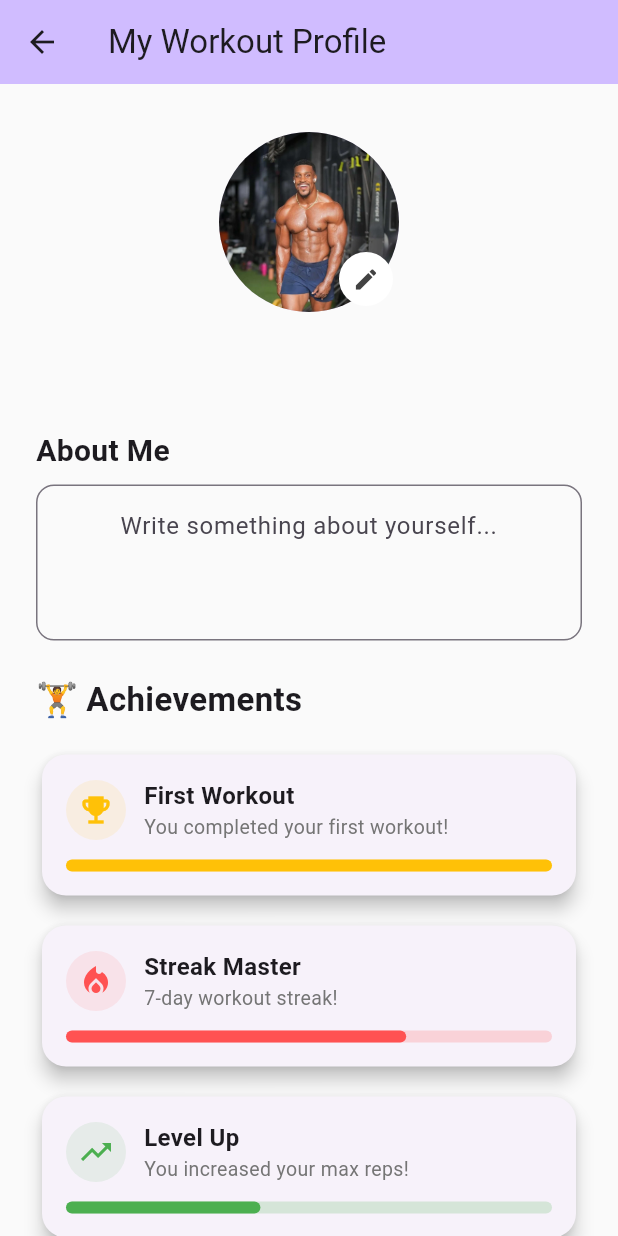
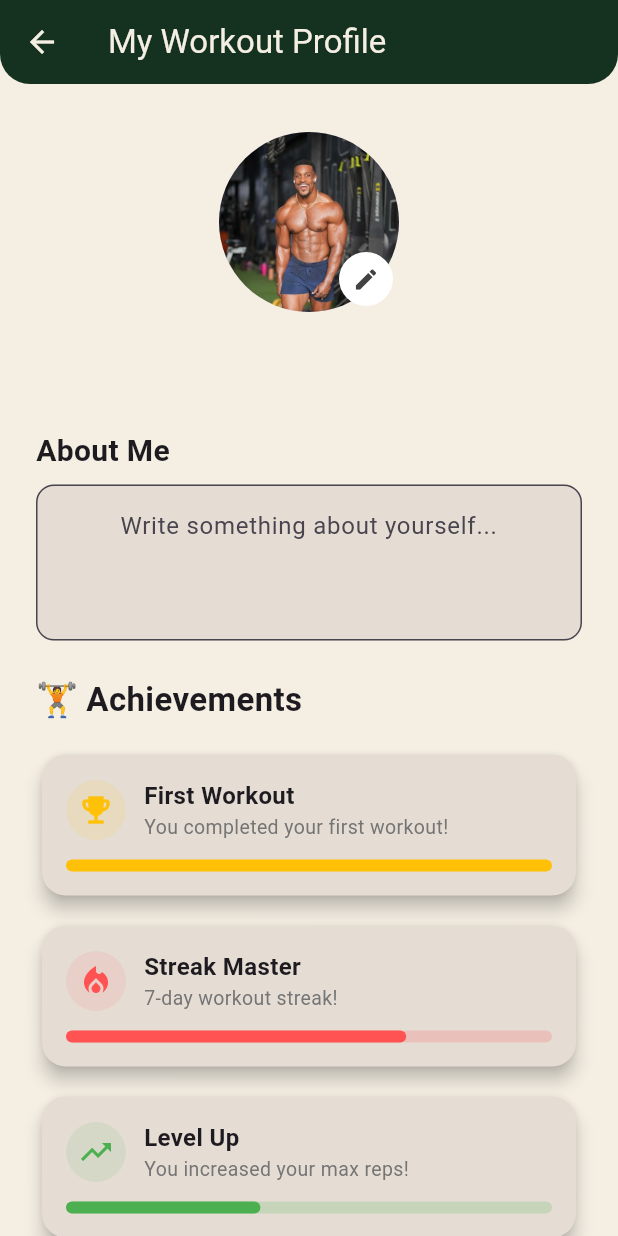
Before and after one commit to marcsaffold17/GetFitApp, a Flutter app: the ProfilePage screen opened directly with empty values, on a phone screen of 412 x 824 dp. Run offline on Flutter 3.47's test engine with Material 3 defaults, Android fonts, the phone set to English and light mode, and no system bars; our stand-ins replace cloud_firestore, firebase_core, fl_chart, google_nav_bar, image_picker, shared_preferences; accounts and stored records are empty.

Commit message:
Changed UI for porfilepic Page

```diff
--- a/get_fit_app/lib/view/profile_page.dart
+++ b/get_fit_app/lib/view/profile_page.dart
@@ -65,6 +65,7 @@ class _ProfilePageState extends State<ProfilePage> {
     return Card(
       elevation: 5,
       shape: RoundedRectangleBorder(borderRadius: BorderRadius.circular(16)),
+      color: Color.fromARGB(255, 229, 221, 212),
       child: Padding(
         padding: const EdgeInsets.all(16),
         child: Column(
@@ -114,14 +115,23 @@ class _ProfilePageState extends State<ProfilePage> {
   @override
   Widget build(BuildContext context) {
     return Scaffold(
-      backgroundColor: Colors.grey[50],
+      backgroundColor: Color.fromARGB(255, 244, 238, 227),
       appBar: AppBar(
         leading: IconButton(
           icon: const Icon(Icons.arrow_back),
           onPressed: () => Navigator.pop(context),
         ),
-        title: const Text("My Workout Profile"),
-        backgroundColor: Theme.of(context).colorScheme.inversePrimary,
+        title: const Text("My Workout Profile", style: TextStyle(color:  Color.fromARGB(255, 244, 238, 227)),),
+        iconTheme: IconThemeData(
+          color: Color.fromARGB(255, 244, 238, 227),
+        ),
+        backgroundColor: Color.fromARGB(255, 20, 50, 31),
+        shape: RoundedRectangleBorder(
+          borderRadius: BorderRadius.only(
+            bottomLeft: Radius.circular(20),
+            bottomRight: Radius.circular(20),
+          )
+        ),
       ),
       body: SingleChildScrollView(
         padding: const EdgeInsets.symmetric(horizontal: 24, vertical: 32),
@@ -173,9 +183,15 @@ class _ProfilePageState extends State<ProfilePage> {
               controller: _bioController,
               textAlign: TextAlign.center,
               decoration: InputDecoration(
+                fillColor: Color.fromARGB(255, 229, 221, 212),
+                filled: true,
                 hintText: 'Write something about yourself...',
                 border: OutlineInputBorder(
                   borderRadius: BorderRadius.circular(12),
+                  borderSide: const BorderSide(
+                          color: Color.fromARGB(255, 20, 50, 31),
+                          width: 2,
+                        ),
                 ),
               ),
               maxLines: 3,
```
